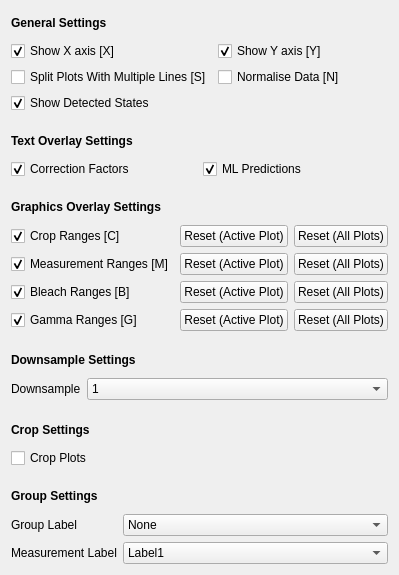
First picture: the form in src/TraceAnalyser/GUI/GUI_windows/plotsettings_gui.ui, repository piedrro/TraceAnalyser, before the edit.
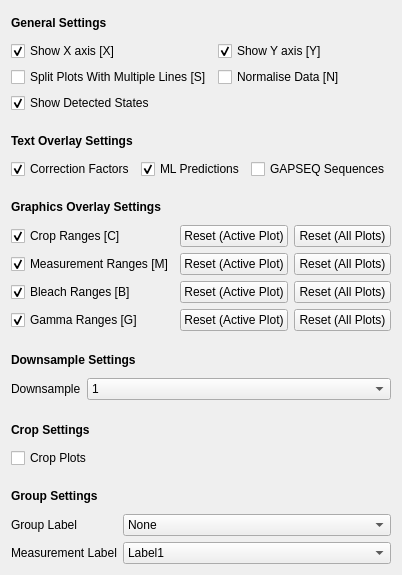
Second picture: the form after the edit.

Commit message: added gap and seal sequence to plot text

```diff
--- a/src/TraceAnalyser/GUI/GUI_windows/plotsettings_gui.ui
+++ b/src/TraceAnalyser/GUI/GUI_windows/plotsettings_gui.ui
@@ -122,7 +122,7 @@
        </property>
       </widget>
      </item>
-     <item row="0" column="1">
+     <item row="0" column="2">
       <widget class="QCheckBox" name="plot_show_ml_predictions">
        <property name="text">
         <string>ML Predictions</string>
@@ -132,6 +132,13 @@
        </property>
       </widget>
      </item>
+     <item row="0" column="3">
+      <widget class="QCheckBox" name="plot_show_gapseq">
+       <property name="text">
+        <string>GAPSEQ Sequences</string>
+       </property>
+      </widget>
+     </item>
     </layout>
    </item>
    <item>
```
The commit also changes 4 other files.
